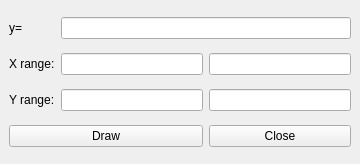
First picture: the form in graphpanel4.ui, repository horie467/rgraph4, before the edit.
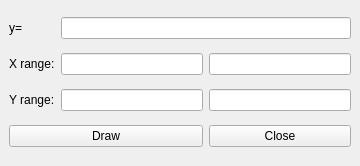
Second picture: the form after the edit.

What changed in the file:
```diff
--- a/graphpanel4.ui
+++ b/graphpanel4.ui
@@ -3,13 +3,13 @@
  <comment></comment>
  <exportmacro></exportmacro>
  <class>GraphPanelBase</class>
- <widget class="QWidget" name="GraphPanelBase" >
-  <property name="geometry" >
+ <widget class="QWidget" name="GraphPanelBase">
+  <property name="geometry">
    <rect>
     <x>0</x>
     <y>0</y>
     <width>360</width>
-    <height>164</height>
+    <height>166</height>
    </rect>
   </property>
   <property name="windowTitle" >
@@ -74,7 +74,7 @@
    </item>
   </layout>
  </widget>
- <layoutdefault spacing="6" margin="11" />
+ <layoutdefault spacing="6" margin="11"/>
  <pixmapfunction>qPixmapFromMimeSource</pixmapfunction>
  <resources/>
  <connections>
```
Left out of the diff: 68 changed lines with no effect on the pictures.
